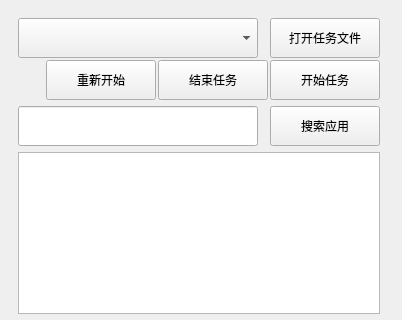
First picture: the form in mainwindow.ui, repository fuZhRen/SoftwareManager, before the edit; both pictures show x 0 to 402 and y 0 to 320 of the 402 by 538 pixel window.
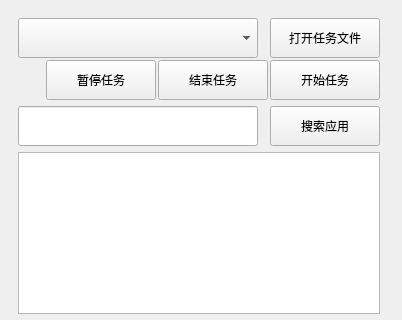
Second picture: the form after the edit.

Commit message: 修改任务的读取 增加暂停/停止

```diff
--- a/mainwindow.ui
+++ b/mainwindow.ui
@@ -144,7 +144,7 @@
               </size>
              </property>
              <property name="text">
-              <string>重新开始</string>
+              <string>暂停任务</string>
              </property>
             </widget>
            </item>
```
Left out of the diff: 2 changed lines with no effect on the pictures. The commit also changes 6 other files.
